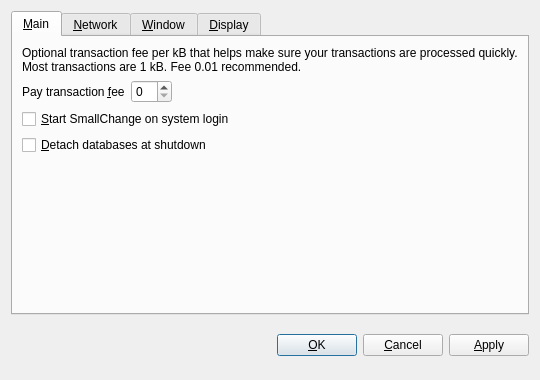
Above: src/qt/forms/optionsdialog.ui from concretecoin/concretecoin before the change. Below: the same form after it.
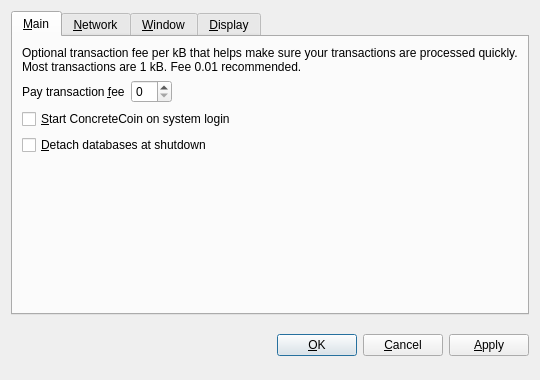
That is the form after the change. The open tabs and pages were chosen to show the change. Custom widgets are drawn as their Qt base class.

Diff of the .ui file:
```diff
--- a/src/qt/forms/optionsdialog.ui
+++ b/src/qt/forms/optionsdialog.ui
@@ -82,7 +82,7 @@
           <string>Automatically start SmallChange after logging in to the system.</string>
          </property>
          <property name="text">
-          <string>&amp;Start SmallChange on system login</string>
+          <string>&amp;Start ConcreteCoin on system login</string>
          </property>
         </widget>
        </item>
```
Left out of the diff: 10 changed lines with no effect on the pictures.
